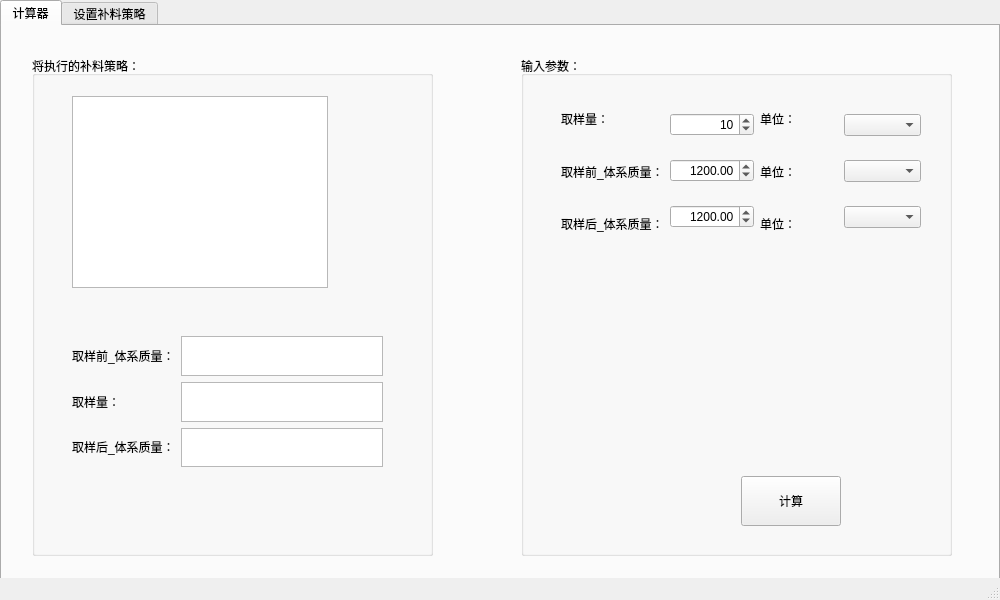
Old version of the form 20_DataTools/100_feed_calculator/mainwindow.ui in the repository Liphael/bioprocess_pack.
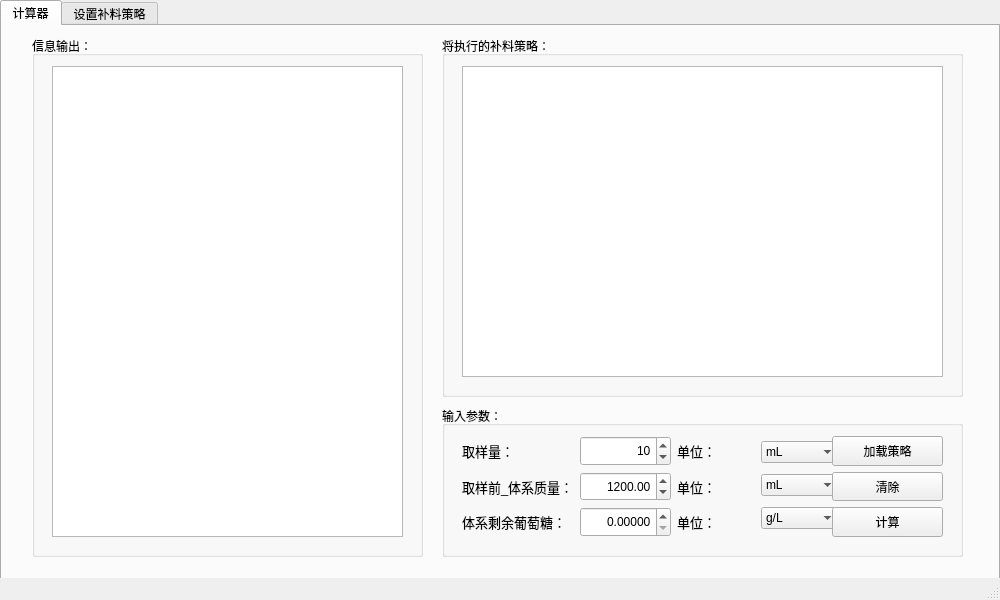
New version of the form. The open tabs and pages were chosen to show the change.

What changed in the file:
```diff
--- a/20_DataTools/100_feed_calculator/mainwindow.ui
+++ b/20_DataTools/100_feed_calculator/mainwindow.ui
@@ -60,10 +60,10 @@
      <widget class="QGroupBox" name="show_box">
       <property name="geometry">
        <rect>
-        <x>30</x>
-        <y>30</y>
-        <width>401</width>
-        <height>500</height>
+        <x>440</x>
+        <y>10</y>
+        <width>521</width>
+        <height>361</height>
        </rect>
       </property>
       <property name="sizePolicy">
@@ -78,103 +78,85 @@
       <widget class="QTableWidget" name="tableWidget">
        <property name="geometry">
         <rect>
-         <x>40</x>
-         <y>40</y>
-         <width>256</width>
-         <height>192</height>
+         <x>20</x>
+         <y>30</y>
+         <width>481</width>
+         <height>311</height>
         </rect>
        </property>
       </widget>
-      <widget class="QWidget" name="">
-       <property name="geometry">
-        <rect>
-         <x>40</x>
-         <y>280</y>
-         <width>311</width>
-         <height>131</height>
-        </rect>
-       </property>
-       <layout class="QHBoxLayout" name="horizontalLayout_2">
-        <item>
-         <layout class="QVBoxLayout" name="verticalLayout">
-          <item>
-           <widget class="QLabel" name="label">
-            <property name="text">
-             <string>取样前_体系质量：</string>
-            </property>
-           </widget>
-          </item>
-          <item>
-           <widget class="QLabel" name="label_2">
-            <property name="text">
-             <string>取样量：</string>
-            </property>
-           </widget>
-          </item>
-          <item>
-           <widget class="QLabel" name="label_3">
-            <property name="text">
-             <string>取样后_体系质量：</string>
-            </property>
-           </widget>
-          </item>
-         </layout>
-        </item>
-        <item>
-         <layout class="QVBoxLayout" name="verticalLayout_4">
-          <item>
-           <widget class="QTextBrowser" name="textBrowser"/>
-          </item>
-          <item>
-           <widget class="QTextBrowser" name="textBrowser_3"/>
-          </item>
-          <item>
-           <widget class="QTextBrowser" name="textBrowser_2"/>
-          </item>
-         </layout>
-        </item>
-       </layout>
-      </widget>
      </widget>
      <widget class="QGroupBox" name="Input_box">
       <property name="geometry">
        <rect>
-        <x>519</x>
-        <y>30</y>
-        <width>431</width>
-        <height>500</height>
+        <x>440</x>
+        <y>380</y>
+        <width>521</width>
+        <height>151</height>
        </rect>
       </property>
       <property name="title">
        <string>输入参数：</string>
       </property>
-      <widget class="QPushButton" name="calculate_button">
+      <widget class="QWidget" name="layoutWidget">
        <property name="geometry">
         <rect>
-         <x>220</x>
-         <y>420</y>
-         <width>100</width>
-         <height>50</height>
+         <x>20</x>
+         <y>30</y>
+         <width>377</width>
+         <height>101</height>
         </rect>
        </property>
-       <property name="text">
-        <string>计算</string>
-       </property>
-      </widget>
-      <widget class="QWidget" name="">
-       <property name="geometry">
-        <rect>
-         <x>40</x>
-         <y>40</y>
-         <width>360</width>
-         <height>151</height>
-        </rect>
-       </property>
-       <layout class="QHBoxLayout" name="horizontalLayout">
-        <item>
+       <layout class="QGridLayout" name="gridLayout_2">
+        <item row="0" column="2">
+         <layout class="QVBoxLayout" name="verticalLayout_5">
+          <item>
+           <widget class="QLabel" name="label_10">
+            <property name="font">
+             <font>
+              <pointsize>10</pointsize>
+             </font>
+            </property>
+            <property name="text">
+             <string>单位：</string>
+            </property>
+           </widget>
+          </item>
+          <item>
+           <widget class="QLabel" name="label_8">
+            <property name="font">
+             <font>
+              <pointsize>10</pointsize>
+             </font>
+            </property>
+            <property name="text">
+             <string>单位：</string>
+            </property>
+           </widget>
+          </item>
+          <item>
+           <widget class="QLabel" name="label_9">
+            <property name="font">
+             <font>
+              <pointsize>10</pointsize>
+             </font>
+            </property>
+            <property name="text">
+             <string>单位：</string>
+            </property>
+           </widget>
+          </item>
+         </layout>
+        </item>
+        <item row="0" column="0">
          <layout class="QVBoxLayout" name="verticalLayout_2">
           <item>
            <widget class="QLabel" name="label_4">
+            <property name="font">
+             <font>
+              <pointsize>10</pointsize>
+             </font>
+            </property>
             <property name="text">
              <string>取样量：</string>
             </property>
@@ -182,6 +164,11 @@
           </item>
           <item>
            <widget class="QLabel" name="label_5">
+            <property name="font">
+             <font>
+              <pointsize>10</pointsize>
+             </font>
+            </property>
             <property name="text">
              <string>取样前_体系质量：</string>
             </property>
@@ -189,17 +176,141 @@
           </item>
           <item>
            <widget class="QLabel" name="label_6">
+            <property name="font">
+             <font>
+              <pointsize>10</pointsize>
+             </font>
+            </property>
             <property name="text">
-             <string>取样后_体系质量：</string>
+             <string>体系剩余葡萄糖：</string>
             </property>
            </widget>
           </item>
          </layout>
         </item>
-        <item>
-         <layout class="QVBoxLayout" name="verticalLayout_3">
+        <item row="0" column="3">
+         <layout class="QVBoxLayout" name="verticalLayout_6">
           <item>
-           <widget class="QSpinBox" name="spinBox">
+           <widget class="QComboBox" name="combox_sampling">
+            <item>
+             <property name="text">
+              <string>mL</string>
+             </property>
+            </item>
+            <item>
+             <property name="text">
+              <string>μL</string>
+             </property>
+            </item>
+            <item>
+             <property name="text">
+              <string>L</string>
+             </property>
+            </item>
+           </widget>
+          </item>
+          <item>
+           <widget class="QComboBox" name="combox_before_sampling">
+            <item>
+             <property name="text">
+              <string>mL</string>
+             </property>
+            </item>
+            <item>
+             <property name="text">
+              <string>L</string>
+             </property>
+            </item>
+            <item>
+             <property name="text">
+              <string>μL</string>
+             </property>
+            </item>
+            <item>
+             <property name="text">
+              <string>g</string>
+             </property>
+            </item>
+            <item>
+             <property name="text">
+              <string>kg</string>
+             </property>
+            </item>
+            <item>
+             <property name="text">
+              <string>mg</string>
+             </property>
+            </item>
+           </widget>
+          </item>
+          <item>
+           <widget class="QComboBox" name="combox_before_sampling_2">
+            <item>
+             <property name="text">
+              <string>g/L</string>
+             </property>
+            </item>
+            <item>
+             <property name="text">
+              <string>mg/L</string>
+             </property>
+            </item>
+            <item>
+             <property name="text">
+              <string>mg/mL</string>
+             </property>
+            </item>
+            <item>
+             <property name="text">
+              <string>g/mL</string>
+             </property>
+            </item>
+            <item>
+             <property name="text">
+              <string>kg/L</string>
+             </property>
+            </item>
+            <item>
+             <property name="text">
+              <string>kg/mL</string>
+             </property>
+            </item>
+           </widget>
+          </item>
+         </layout>
+        </item>
+        <item row="0" column="1">
+         <layout class="QGridLayout" name="gridLayout">
+          <item row="1" column="0">
+           <widget class="QDoubleSpinBox" name="spinbox_before_sampling">
+            <property name="sizePolicy">
+             <sizepolicy hsizetype="Preferred" vsizetype="Expanding">
+              <horstretch>0</horstretch>
+              <verstretch>0</verstretch>
+             </sizepolicy>
+            </property>
+            <property name="alignment">
+             <set>Qt::AlignmentFlag::AlignRight|Qt::AlignmentFlag::AlignTrailing|Qt::AlignmentFlag::AlignVCenter</set>
+            </property>
+            <property name="maximum">
+             <double>100000.000000000000000</double>
+            </property>
+            <property name="singleStep">
+             <double>0.050000000000000</double>
+            </property>
+            <property name="value">
+             <double>1200.000000000000000</double>
+            </property>
+           </widget>
+          </item>
+          <item row="0" column="0">
+           <widget class="QSpinBox" name="spinbox_sampling">
+            <property name="sizePolicy">
+             <sizepolicy hsizetype="Preferred" vsizetype="Expanding">
+              <horstretch>0</horstretch>
+              <verstretch>0</verstretch>
+             </sizepolicy>
+            </property>
             <property name="alignment">
              <set>Qt::AlignmentFlag::AlignRight|Qt::AlignmentFlag::AlignTrailing|Qt::AlignmentFlag::AlignVCenter</set>
             </property>
@@ -217,90 +328,168 @@
             </property>
            </widget>
           </item>
-          <item>
-           <widget class="QDoubleSpinBox" name="doubleSpinBox">
-            <property name="alignment">
-             <set>Qt::AlignmentFlag::AlignRight|Qt::AlignmentFlag::AlignTrailing|Qt::AlignmentFlag::AlignVCenter</set>
+          <item row="2" column="0">
+           <widget class="QDoubleSpinBox" name="spinbox_gluc">
+            <property name="sizePolicy">
+             <sizepolicy hsizetype="Preferred" vsizetype="Expanding">
+              <horstretch>0</horstretch>
+              <verstretch>0</verstretch>
+             </sizepolicy>
             </property>
-            <property name="maximum">
-             <double>100000.000000000000000</double>
-            </property>
-            <property name="singleStep">
-             <double>0.050000000000000</double>
-            </property>
-            <property name="value">
-             <double>1200.000000000000000</double>
-            </property>
-           </widget>
-          </item>
-          <item>
-           <widget class="QDoubleSpinBox" name="doubleSpinBox_2">
             <property name="alignment">
              <set>Qt::AlignmentFlag::AlignRight|Qt::AlignmentFlag::AlignTrailing|Qt::AlignmentFlag::AlignVCenter</set>
             </property>
+            <property name="decimals">
+             <number>5</number>
+            </property>
             <property name="maximum">
-             <double>100000.000000000000000</double>
+             <double>1000.000000000000000</double>
             </property>
             <property name="singleStep">
              <double>0.050000000000000</double>
             </property>
             <property name="value">
-             <double>1200.000000000000000</double>
+             <double>0.000000000000000</double>
             </property>
            </widget>
           </item>
          </layout>
         </item>
+       </layout>
+      </widget>
+      <widget class="QWidget" name="layoutWidget">
+       <property name="geometry">
+        <rect>
+         <x>390</x>
+         <y>30</y>
+         <width>111</width>
+         <height>101</height>
+        </rect>
+       </property>
+       <layout class="QVBoxLayout" name="verticalLayout_3">
         <item>
-         <layout class="QVBoxLayout" name="verticalLayout_5">
-          <item>
-           <widget class="QLabel" name="label_10">
-            <property name="text">
-             <string>单位：</string>
-            </property>
-           </widget>
-          </item>
-          <item>
-           <widget class="QLabel" name="label_8">
-            <property name="text">
-             <string>单位：</string>
-            </property>
-           </widget>
-          </item>
-          <item>
-           <widget class="QLabel" name="label_11">
-            <property name="text">
-             <string>单位：</string>
-            </property>
-           </widget>
-          </item>
-         </layout>
+         <widget class="QPushButton" name="load_stra_button">
+          <property name="sizePolicy">
+           <sizepolicy hsizetype="Minimum" vsizetype="Expanding">
+            <horstretch>0</horstretch>
+            <verstretch>0</verstretch>
+           </sizepolicy>
+          </property>
+          <property name="text">
+           <string>加载策略</string>
+          </property>
+         </widget>
         </item>
         <item>
-         <layout class="QVBoxLayout" name="verticalLayout_6">
-          <item>
-           <widget class="QComboBox" name="comboBox">
-            <property name="modelColumn">
-             <number>3</number>
-            </property>
-           </widget>
-          </item>
-          <item>
-           <widget class="QComboBox" name="comboBox_3"/>
-          </item>
-          <item>
-           <widget class="QComboBox" name="comboBox_2"/>
-          </item>
-         </layout>
+         <widget class="QPushButton" name="clear_button">
+          <property name="sizePolicy">
+           <sizepolicy hsizetype="Minimum" vsizetype="Expanding">
+            <horstretch>0</horstretch>
+            <verstretch>0</verstretch>
+           </sizepolicy>
+          </property>
+          <property name="text">
+           <string>清除</string>
+          </property>
+         </widget>
         </item>
+        <item>
+         <widget class="QPushButton" name="calculate_button">
+          <property name="sizePolicy">
+           <sizepolicy hsizetype="Minimum" vsizetype="Expanding">
+            <horstretch>0</horstretch>
+            <verstretch>0</verstretch>
+           </sizepolicy>
+          </property>
+          <property name="text">
+           <string>计算</string>
+          </property>
+         </widget>
+        </item>
        </layout>
       </widget>
      </widget>
+     <widget class="QGroupBox" name="groupBox">
+      <property name="geometry">
+       <rect>
+        <x>30</x>
+        <y>10</y>
+        <width>391</width>
+        <height>521</height>
+       </rect>
+      </property>
+      <property name="title">
+       <string>信息输出：</string>
+      </property>
+      <widget class="QTextBrowser" name="textbrowser_output">
+       <property name="geometry">
+        <rect>
+         <x>20</x>
+         <y>30</y>
+         <width>351</width>
+         <height>471</height>
+        </rect>
+       </property>
+       <property name="font">
+        <font>
+         <pointsize>10</pointsize>
+        </font>
+       </property>
+      </widget>
+     </widget>
     </widget>
     <widget class="QWidget" name="tab_2">
      <attribute name="title">
       <string>设置补料策略</string>
      </attribute>
+     <widget class="QGroupBox" name="groupBox_2">
+      <property name="geometry">
+       <rect>
+        <x>20</x>
+        <y>40</y>
+        <width>921</width>
+        <height>161</height>
+       </rect>
+      </property>
+      <property name="title">
+       <string>GroupBox</string>
+      </property>
+      <widget class="QWidget" name="">
+       <property name="geometry">
+        <rect>
+         <x>20</x>
+         <y>30</y>
+         <width>861</width>
+         <height>25</height>
+        </rect>
+       </property>
+       <layout class="QHBoxLayout" name="horizontalLayout">
+        <item>
+         <widget class="QLineEdit" name="lineedit_path">
+          <property name="text">
+           <string/>
+          </property>
+          <property name="placeholderText">
+           <string>选择加载文件目录</string>
+          </property>
+         </widget>
+        </item>
+        <item>
+         <widget class="QPushButton" name="load_stra_button_2">
+          <property name="sizePolicy">
+           <sizepolicy hsizetype="Minimum" vsizetype="Expanding">
+            <horstretch>0</horstretch>
+            <verstretch>0</verstretch>
+           </sizepolicy>
+          </property>
+          <property name="text">
+           <string>加载策略</string>
+          </property>
+         </widget>
+        </item>
+       </layout>
+      </widget>
+     </widget>
     </widget>
    </widget>
   </widget>
```
Left out of the diff: 8 changed lines with no effect on the pictures.
